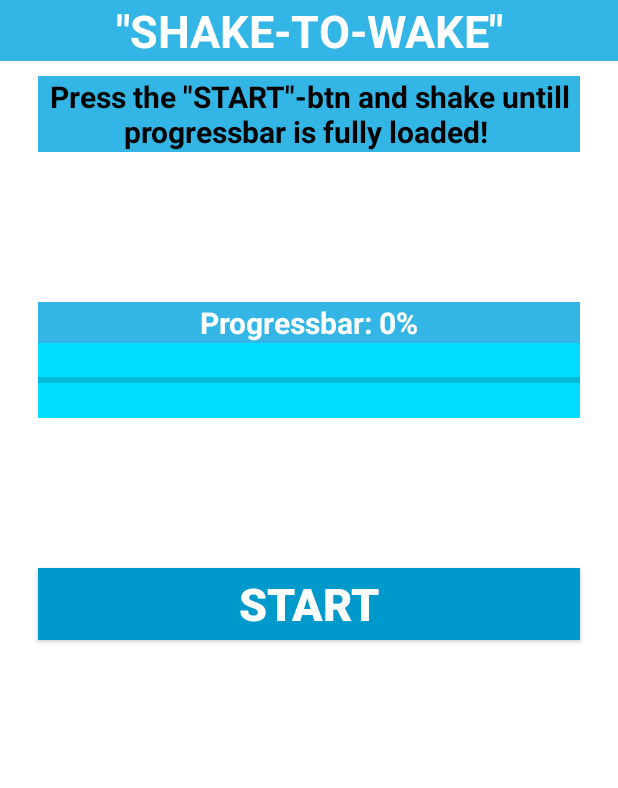
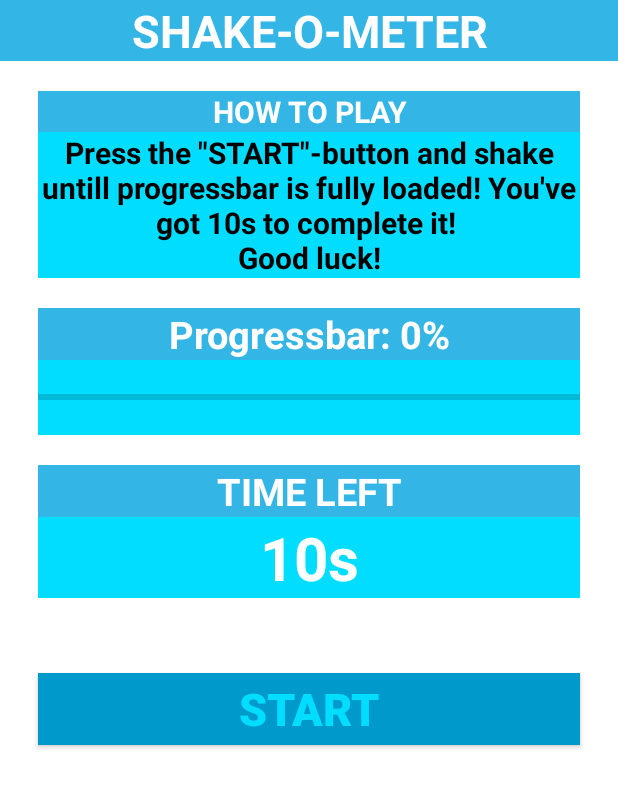
Before and after one commit to lordoscarr/Methor, an Android app: the screen it shows after launch (MinigameActivity), after a tap on "SHAKE", on a phone screen of 412 x 824 dp. Shown: the top 788 px of the screen. Run offline under Robolectric (Android 15) with nearby library versions, the phone set to English and light mode, and no system bars.

Commit message:
Shake-spel klart! Ev. ngn liten finjustering kvar men shits working:)

```diff
--- a/app/src/main/java/methor/se/methor/Minigames/ShakeFragment.java
+++ b/app/src/main/java/methor/se/methor/Minigames/ShakeFragment.java
@@ -9,6 +9,7 @@ import android.hardware.SensorEventListener;
 import android.hardware.SensorManager;
 import android.os.Build;
 import android.os.Bundle;
+import android.os.CountDownTimer;
 import android.support.annotation.RequiresApi;
 import android.support.v4.app.Fragment;
 import android.view.LayoutInflater;
@@ -19,18 +20,29 @@ import android.graphics.*;
 import android.widget.ProgressBar;
 import android.widget.TextView;
 import android.widget.Toast;
+import java.util.Locale;
+import java.util.concurrent.ThreadLocalRandom;
+
 import methor.se.methor.R;
 
+@RequiresApi(api = Build.VERSION_CODES.LOLLIPOP)
 public class ShakeFragment extends Fragment implements SensorEventListener {
+    private static final long START_TIME_IN_MILLIS = 10000;
 
     public boolean isButtonClicked = false;
-    private TextView textViewProgressbar;
+    private TextView textViewProgressbar, textViewTimeLeft;
     private ProgressBar progressBar;
     private Button btnStart;
     private SensorManager sensorManager;
     private Sensor sensorAccelerometer;
-    private int shakeCounter = 0;
-    private int shakePercantage = 5;
+    private double shakeCounter = 0;
+    private int minRandomDouble = 1;
+    private int maxRandomDouble = 9;
+    private int randomShakePercantage = ThreadLocalRandom.current().nextInt(minRandomDouble, maxRandomDouble);
+    private CountDownTimer timer;
+    private boolean isTimerRunning;
+    private long timeLeftInMillis = START_TIME_IN_MILLIS;
+
 
     @RequiresApi(api = Build.VERSION_CODES.LOLLIPOP)
     @Override
@@ -44,6 +56,7 @@ public class ShakeFragment extends Fragment implements SensorEventListener {
     @RequiresApi(api = Build.VERSION_CODES.LOLLIPOP)
     private void initializeComponents(View view) {
         textViewProgressbar = view.findViewById(R.id.textViewProgessbar);
+        textViewTimeLeft = view.findViewById(R.id.textViewShowTime);
         progressBar = view.findViewById(R.id.progressBar);
         btnStart = view.findViewById(R.id.btnStart);
         btnStart.setOnClickListener(new ButtonListener());
@@ -69,18 +82,51 @@ public class ShakeFragment extends Fragment implements SensorEventListener {
             float z = values[2];
 
             float accelerationSquareRoot = (x * x + y * y + z * z) / (SensorManager.GRAVITY_EARTH * SensorManager.GRAVITY_EARTH);
-            if (accelerationSquareRoot >= 2.5 & progressBar.getProgress() < 100) {
+            if (accelerationSquareRoot >= 2.5 && progressBar.getProgress() < 100 &&  timeLeftInMillis < 10000) {
                 progressBar.setProgressTintList(ColorStateList.valueOf(Color.RED));
-                shakeCounter += shakePercantage;
-                Toast.makeText(getContext(), "SHAKE DETECTED", Toast.LENGTH_SHORT).show();
-                progressBar.setProgress(shakeCounter);
+                shakeCounter += randomShakePercantage;
+                progressBar.setProgress((int) shakeCounter);
                 textViewProgressbar.setText(shakeCounter + "%");
-                if (progressBar.getProgress() == 100) {
+                if (progressBar.getProgress() == 100 && timeLeftInMillis > 00000) {
                     progressBar.setProgressTintList(ColorStateList.valueOf(Color.GREEN));
                     textViewProgressbar.setText("100%! CHALLENGE COMPLETED!!!");
+                    stopTimer();
                 }
             }
         }
+        if(textViewTimeLeft.getText().toString().equals("00") && progressBar.getProgress() < 100) {
+            onPause();
+            stopTimer();
+            textViewProgressbar.setText("MISSION FAILED! \nTRY AGAIN!");
+        }
+    }
+
+    public void startTimer() {
+        timer = new CountDownTimer(timeLeftInMillis, 500) {
+            @Override
+            public void onTick(long millisUntilFinished) {
+                timeLeftInMillis = millisUntilFinished;
+                int seconds = (int) (timeLeftInMillis / 1000) % 60;
+                String timeLeftFormatted = String.format(Locale.getDefault(), "%02d", seconds);
+                textViewTimeLeft.setText(timeLeftFormatted);
+            }
+
+            @Override
+            public void onFinish() {
+                isTimerRunning = false;
+            }
+        }.start();
+    }
+
+    public void stopTimer() {
+        timer.cancel();
+        isTimerRunning = false;
+    }
+
+    public void resetTimer() {
+        textViewTimeLeft.setText("10s");
+        timeLeftInMillis = START_TIME_IN_MILLIS;
+        isTimerRunning = false;
     }
 
     @Override
@@ -110,13 +156,18 @@ public class ShakeFragment extends Fragment implements SensorEventListener {
         @Override
         public void onClick(View v) {
             if (btnStart.getText().equals("START")) {
+                onResume();
                 isButtonClicked = true;
                 btnStart.setText("STOP");
+                startTimer();
             } else if (btnStart.getText().equals("STOP")) {
                 isButtonClicked = false;
                 btnStart.setText("START");
                 progressBar.setProgress(0);
+                stopTimer();
+                resetTimer();
                 textViewProgressbar.setText("PRESS START TO PLAY!");
+                shakeCounter = 0;
             }
         }
     }
--- a/app/src/main/res/layout/fragment_shake.xml
+++ b/app/src/main/res/layout/fragment_shake.xml
@@ -13,10 +13,24 @@
         android:layout_width="match_parent"
         android:layout_height="wrap_content"
         android:background="@android:color/holo_blue_light"
-        android:text='"SHAKE-TO-WAKE"'
+        android:text="SHAKE-O-METER"
         android:textAlignment="center"
         android:textColor="@android:color/background_light"
         android:textSize="30sp"
+        android:textStyle="bold" />
+
+    <TextView
+        android:id="@+id/textViewInfoBar"
+        android:layout_width="match_parent"
+        android:layout_height="wrap_content"
+        android:layout_marginLeft="25dp"
+        android:layout_marginRight="25dp"
+        android:layout_marginTop="20dp"
+        android:background="@android:color/holo_blue_light"
+        android:text="HOW TO PLAY"
+        android:textAlignment="center"
+        android:textColor="@android:color/background_light"
+        android:textSize="20sp"
         android:textStyle="bold" />
 
     <TextView
@@ -25,9 +39,9 @@
         android:layout_height="wrap_content"
         android:layout_marginLeft="25dp"
         android:layout_marginRight="25dp"
-        android:layout_marginTop="10dp"
-        android:background="@android:color/holo_blue_light"
-        android:text='Press the "START"-btn and shake untill progressbar is fully loaded! '
+        android:layout_marginTop="0dp"
+        android:background="@android:color/holo_blue_bright"
+        android:text="Press the &quot;START&quot;-button and shake untill progressbar is fully loaded! You've got 10s to complete it! \nGood luck!"
         android:textAlignment="center"
         android:textColor="@android:color/background_dark"
         android:textSize="20sp"
@@ -39,12 +53,12 @@
         android:layout_height="wrap_content"
         android:layout_marginLeft="25dp"
         android:layout_marginRight="25dp"
-        android:layout_marginTop="100dp"
+        android:layout_marginTop="20dp"
         android:background="@android:color/holo_blue_light"
         android:text="Progressbar: 0%"
         android:textAlignment="center"
         android:textColor="@android:color/background_light"
-        android:textSize="20sp"
+        android:textSize="25sp"
         android:textStyle="bold" />
 
     <ProgressBar
@@ -57,16 +71,44 @@
         android:background="@android:color/holo_blue_bright"
         tools:visibility="visible" />
 
+    <TextView
+        android:id="@+id/textViewTimeLeft"
+        android:layout_width="match_parent"
+        android:layout_height="wrap_content"
+        android:layout_marginLeft="25dp"
+        android:layout_marginRight="25dp"
+        android:layout_marginTop="20dp"
+        android:background="@android:color/holo_blue_light"
+        android:text="TIME LEFT"
+        android:textAlignment="center"
+        android:textColor="@android:color/background_light"
+        android:textSize="25sp"
+        android:textStyle="bold" />
+
+    <TextView
+        android:id="@+id/textViewShowTime"
+        android:layout_width="match_parent"
+        android:layout_height="wrap_content"
+        android:layout_marginLeft="25dp"
+        android:layout_marginRight="25dp"
+        android:layout_marginTop="0dp"
+        android:background="@android:color/holo_blue_bright"
+        android:text="10s"
+        android:textAlignment="center"
+        android:textColor="@android:color/background_light"
+        android:textSize="40sp"
+        android:textStyle="bold" />
+
     <Button
         android:id="@+id/btnStart"
         android:layout_width="match_parent"
         android:layout_height="wrap_content"
         android:layout_marginLeft="25dp"
         android:layout_marginRight="25dp"
-        android:layout_marginTop="100dp"
+        android:layout_marginTop="50dp"
         android:background="@android:color/holo_blue_dark"
         android:text="START"
-        android:textColor="@android:color/background_light"
+        android:textColor="@android:color/holo_blue_bright"
         android:textSize="30sp"
         android:textStyle="bold" />
 
--- a/app/src/main/res/layout/header_layout.xml
+++ b/app/src/main/res/layout/header_layout.xml
@@ -3,7 +3,6 @@
     xmlns:android="http://schemas.android.com/apk/res/android"
     android:layout_width="match_parent"
     android:layout_height="160dp"
-    android:background="@drawable/winter"
     android:padding="16dp"
     android:theme="@style/ThemeOverlay.AppCompat.Dark"
     android:orientation="vertical"
```
